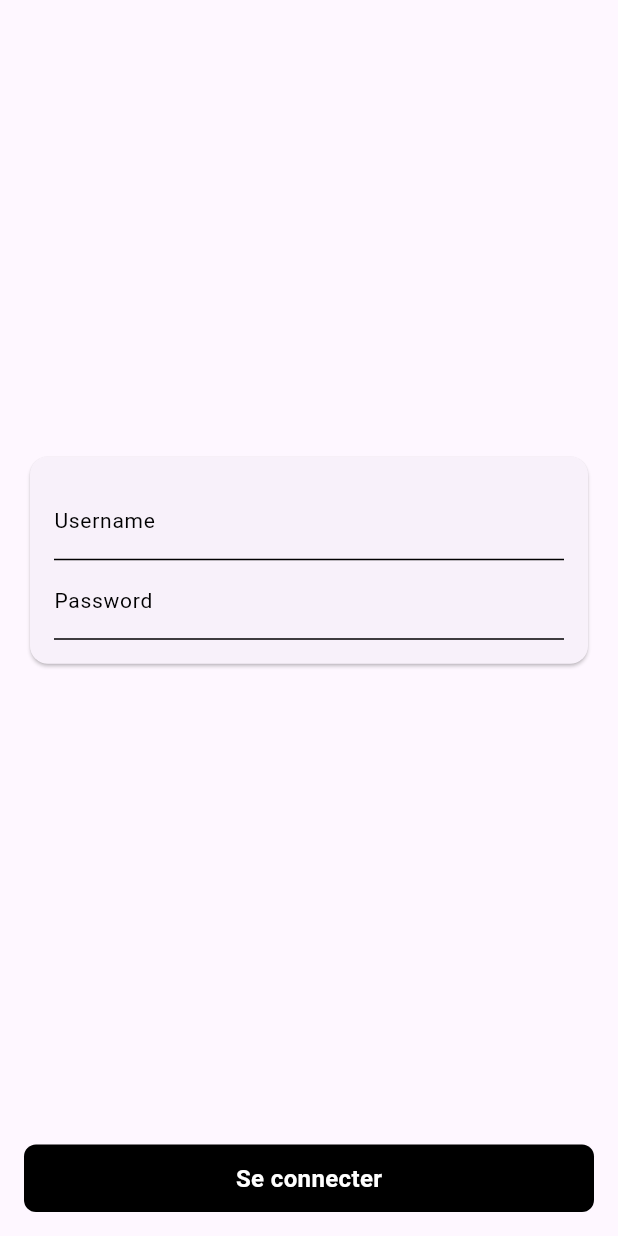
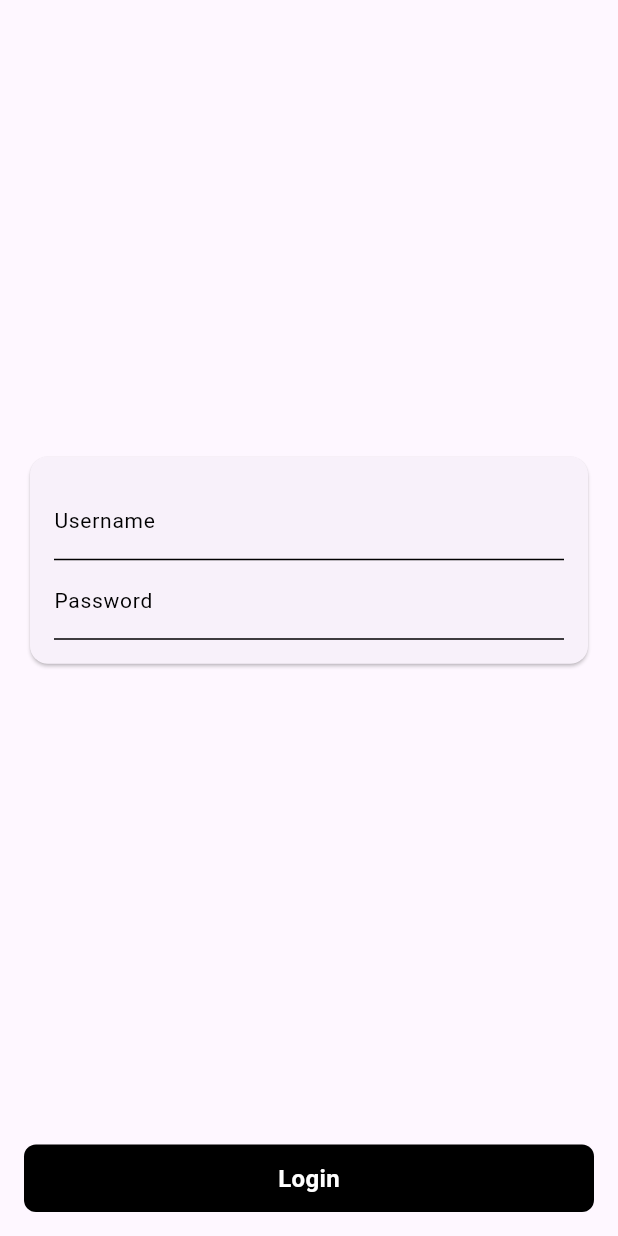
Before and after one commit to BrahimBOULGOU/paris_weather, a Flutter app: the screen it shows after launch, on a phone screen of 412 x 824 dp. Run offline on Flutter 3.47's test engine with Material 3 defaults, Android fonts, the phone set to English and light mode, and no system bars; our stand-ins replace dio, flutter_bloc, freezed_annotation, go_router, retrofit; generated files the repository leaves out were written again.

Commit message:
Add login form validation

```diff
--- a/lib/login/page/login_page.dart
+++ b/lib/login/page/login_page.dart
@@ -16,6 +16,9 @@ class LoginPage extends StatefulWidget {
 class _LoginPageState extends State<LoginPage> {
   late TextEditingController usernameController;
   late TextEditingController passwordController;
+  final _formKey = GlobalKey<FormState>();
+
+  RegExp get _emailRegex => RegExp(r'^\S+@\S+$');
 
   @override
   void initState() {
@@ -55,11 +58,14 @@ class _LoginPageState extends State<LoginPage> {
             bottomNavigationBar: Padding(
               padding: const EdgeInsets.symmetric(horizontal: 16, vertical: 16),
               child: LoginButton(
-                text: 'Se connecter',
-                onTap: () => context.read<LoginCubit>().login(
+                text: 'Login',
+                onTap: () {
+                  if (_formKey.currentState!.validate()) {
+                    context.read<LoginCubit>().login(
                         username: usernameController.text,
-                    password: passwordController.text),
-                isEnabled: true,
+                        password: passwordController.text);
+                  }
+                },
               ),
             ),
             body: Center(
@@ -69,10 +75,12 @@ class _LoginPageState extends State<LoginPage> {
                   child: Padding(
                     padding: const EdgeInsets.symmetric(
                         horizontal: 16, vertical: 16),
+                    child: Form(
+                      key: _formKey,
                       child: Column(
                         mainAxisSize: MainAxisSize.min,
                         children: [
-                        TextField(
+                          TextFormField(
                               controller: usernameController,
                               style: const TextStyle(
                                   color: Colors.black,
@@ -96,8 +104,13 @@ class _LoginPageState extends State<LoginPage> {
                                   borderSide: BorderSide(color: Colors.black),
                                 ),
                               ),
-                        ),
-                        TextField(
+                              validator: (value) {
+                                if (!_emailRegex.hasMatch(value ?? '')) {
+                                  return 'Please enter a valid Email address';
+                                }
+                                return null;
+                              }),
+                          TextFormField(
                             controller: passwordController,
                             style: const TextStyle(
                                 color: Colors.black,
@@ -121,8 +134,15 @@ class _LoginPageState extends State<LoginPage> {
                                 borderSide: BorderSide(color: Colors.black),
                               ),
                             ),
+                            validator: (value) {
+                              if (value == null || value.isEmpty) {
+                                return 'Please enter your password';
+                              }
+                              return null;
+                            },
                           )
                         ],
+                      ),
                     ),
                   ),
                 ),
--- a/lib/login/widgets/login_button.dart
+++ b/lib/login/widgets/login_button.dart
@@ -3,9 +3,7 @@ import 'package:flutter/material.dart';
 class LoginButton extends StatelessWidget {
   final String text;
   final VoidCallback onTap;
-  final bool? isEnabled;
-  const LoginButton(
-      {super.key, required this.onTap, required this.text, this.isEnabled});
+  const LoginButton({super.key, required this.onTap, required this.text});
 
   @override
   Widget build(BuildContext context) {
--- a/lib/weather_list/bloc/weather_list_cubit.dart
+++ b/lib/weather_list/bloc/weather_list_cubit.dart
@@ -4,12 +4,12 @@ import '../../core/network/apis_helper.dart';
 import 'weather_list_state.dart';
 
 class WeatherListCubit extends Cubit<WeatherListState> {
-  WeatherListCubit() : super(const WeatherListState());
+  final ApisHelper apisHelper;
+  WeatherListCubit(this.apisHelper) : super(const WeatherListState());
 
   void getWeatherData(
       {required String city,
-      required String appId,
-      required ApisHelper apisHelper}) async {
+      required String appId}) async {
     emit(state.copyWith(weatherListStatus: WeatherListStatus.loading));
     try {
       final response = await apisHelper.getWeatherData(city, appId);
```
Also changed, not shown: lib/weather_list/page/weather_list_page.dart (+9 -7 lines), 3 other files. Lines whose indentation alone changed are shown as unchanged.
